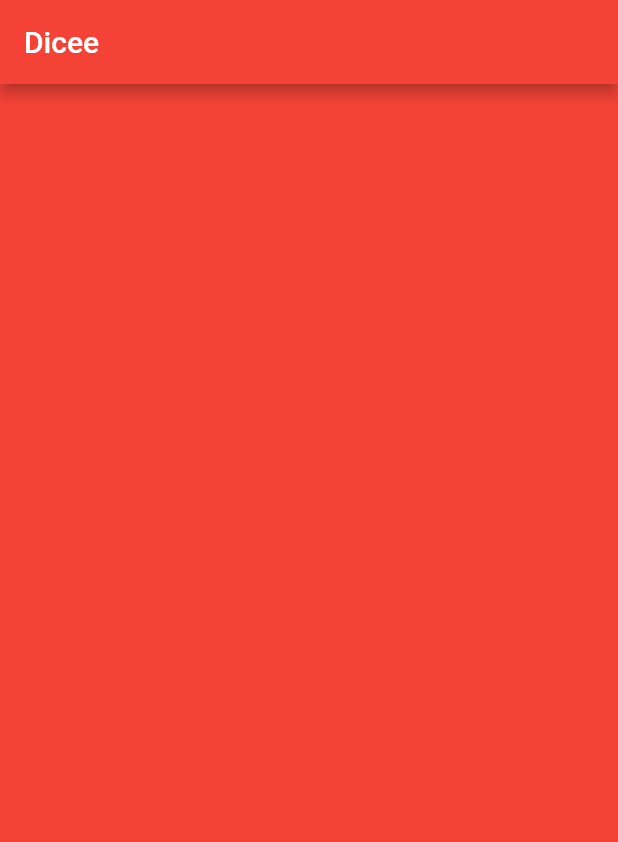
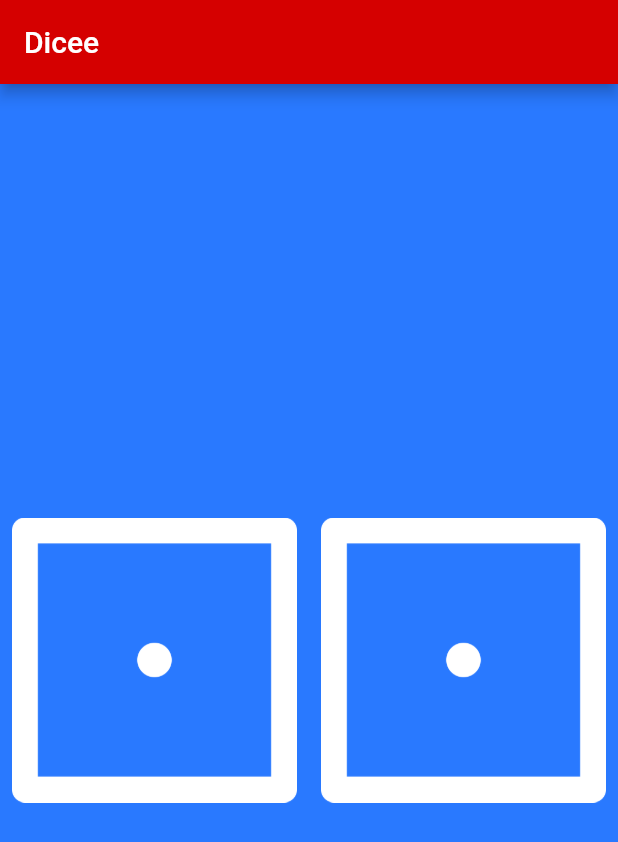
Before and after one commit to Abumar77/dice-game, a Flutter app: the screen it shows after launch, on a phone screen of 412 x 824 dp. Shown: the top 842 px of the screen. Run offline on Flutter 3.47's test engine with Material 2 defaults, Android fonts, the phone set to English and light mode, and no system bars.

Commit message:
Add files via upload

```diff
--- a/lib/main.dart
+++ b/lib/main.dart
@@ -1,13 +1,14 @@
 import 'package:flutter/material.dart';
+import 'dart:math';
 
 void main() {
   return runApp(
     MaterialApp(
       home: Scaffold(
-        backgroundColor: Colors.red,
+        backgroundColor: Colors.blueAccent.shade400,
         appBar: AppBar(
           title: Text('Dicee'),
-          backgroundColor: Colors.red,
+          backgroundColor: Colors.redAccent.shade700,
         ),
         body: DicePage(),
       ),
@@ -15,9 +16,57 @@ void main() {
   );
 }
 
-class DicePage extends StatelessWidget {
+class DicePage extends StatefulWidget {
+  @override
+  _DicePageState createState() => _DicePageState();
+}
+
+class _DicePageState extends State<DicePage> {
+  int leftDiceNumber = 1;
+  int rightDiceNumber = 1;
+
+  int onPressLeftDice() {
+    leftDiceNumber = Random().nextInt(6) + 1;
+    return leftDiceNumber;
+  }
+
+  int onPressRightDice() {
+    rightDiceNumber = Random().nextInt(6) + 1;
+    return rightDiceNumber;
+  }
+
+  void pressDice() {
+    onPressLeftDice();
+    onPressRightDice();
+  }
+
   @override
   Widget build(BuildContext context) {
-    return Container();
+    return Center(
+      child: Row(
+        children: <Widget>[
+          Expanded(
+            child: TextButton(
+              onPressed: () {
+                setState(() {
+                  pressDice();
+                });
+              },
+              child: Image.asset('images/dice$leftDiceNumber.png'),
+            ),
+          ),
+          Expanded(
+            child: TextButton(
+              onPressed: () {
+                setState(() {
+                  pressDice();
+                });
+              },
+              child: Image.asset('images/dice$rightDiceNumber.png'),
+            ),
+          ),
+        ],
+      ),
+    );
   }
 }
```
